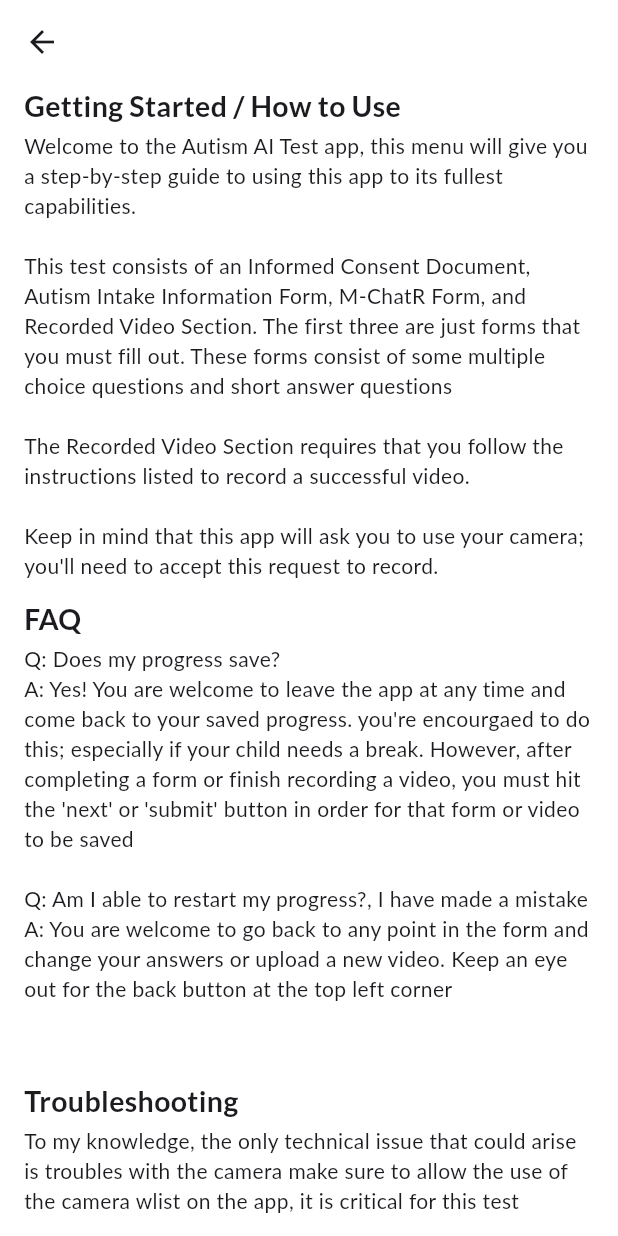
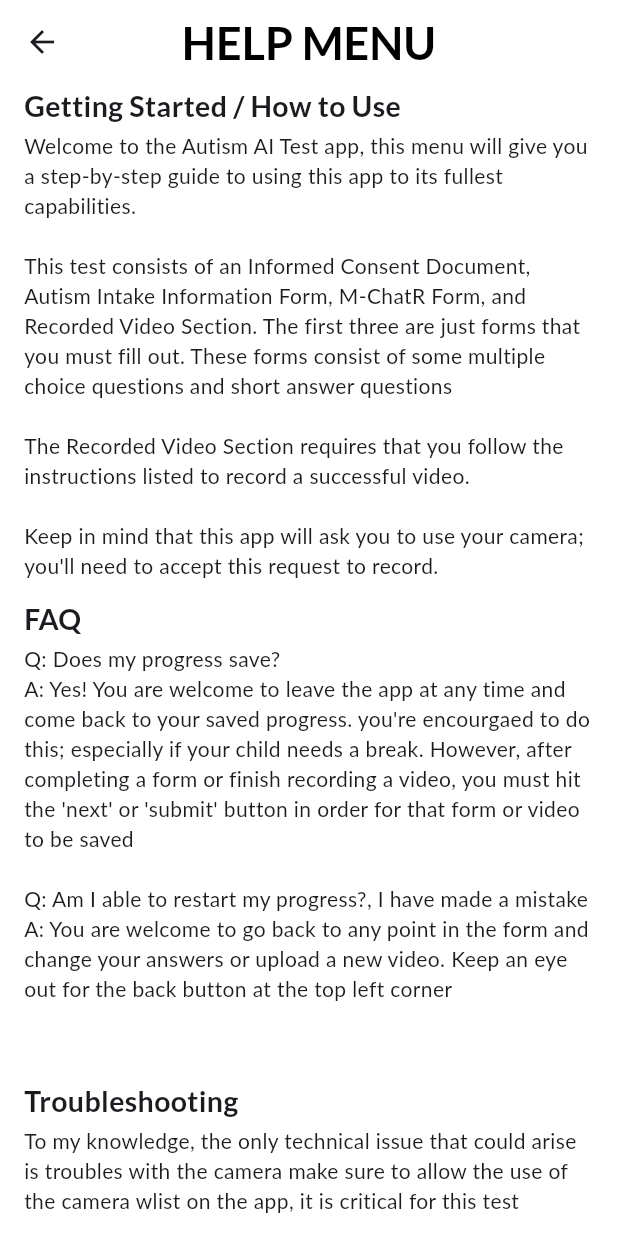
Before and after one commit to kevin200555/autism_ai_test, a Flutter app: the HelpScreen screen opened directly, on a phone screen of 412 x 824 dp. Run offline on Flutter 3.47's test engine with Material 3 defaults, Android fonts, the phone set to English and light mode, and no system bars; drawn by our look-alikes of auto_size_text; our stand-ins replace camera, firebase_core, firebase_storage, google_fonts, hive, hive_flutter and 1 more; missing offline and left inert: pdfx; accounts and stored records are empty.

Commit message:
changed help menu tet coloir

```diff
--- a/lib/screens/help_screens/help_screen.dart
+++ b/lib/screens/help_screens/help_screen.dart
@@ -13,7 +13,7 @@ class HelpScreen extends StatelessWidget {
       appBar: AppBar(
         title: AppBarTitle(
           'HELP MENU',
-          color: ColorTheme.background,
+          color: ColorTheme.textColor,
         ),
         centerTitle: true,
         backgroundColor: ColorTheme.background,
```
